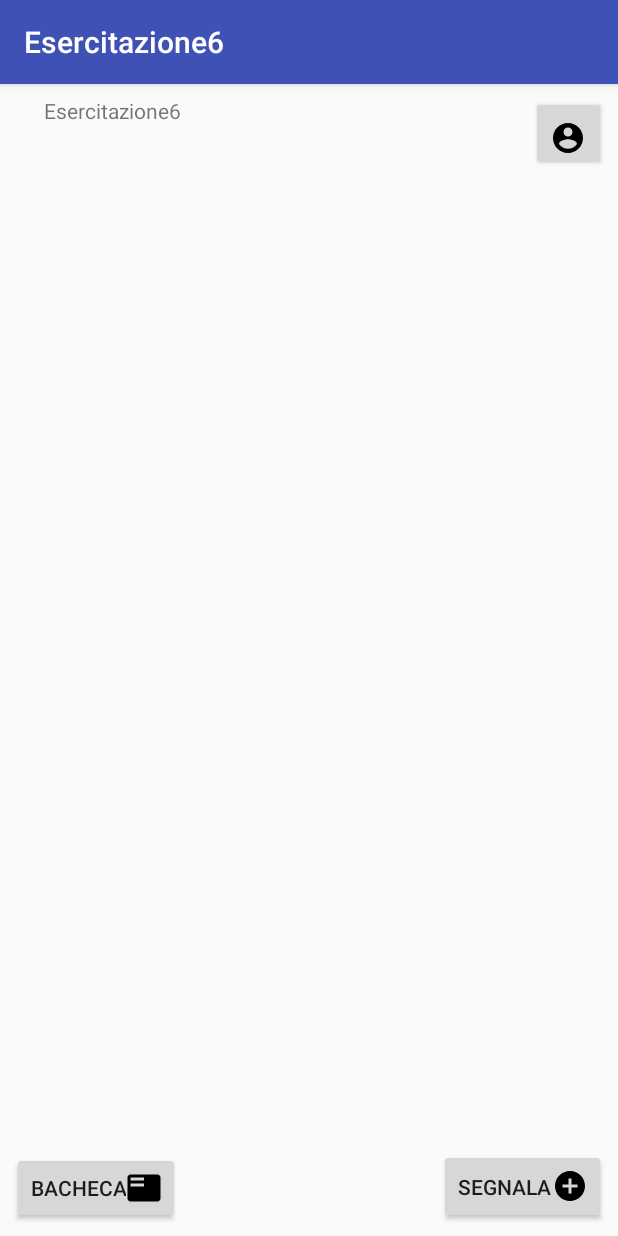
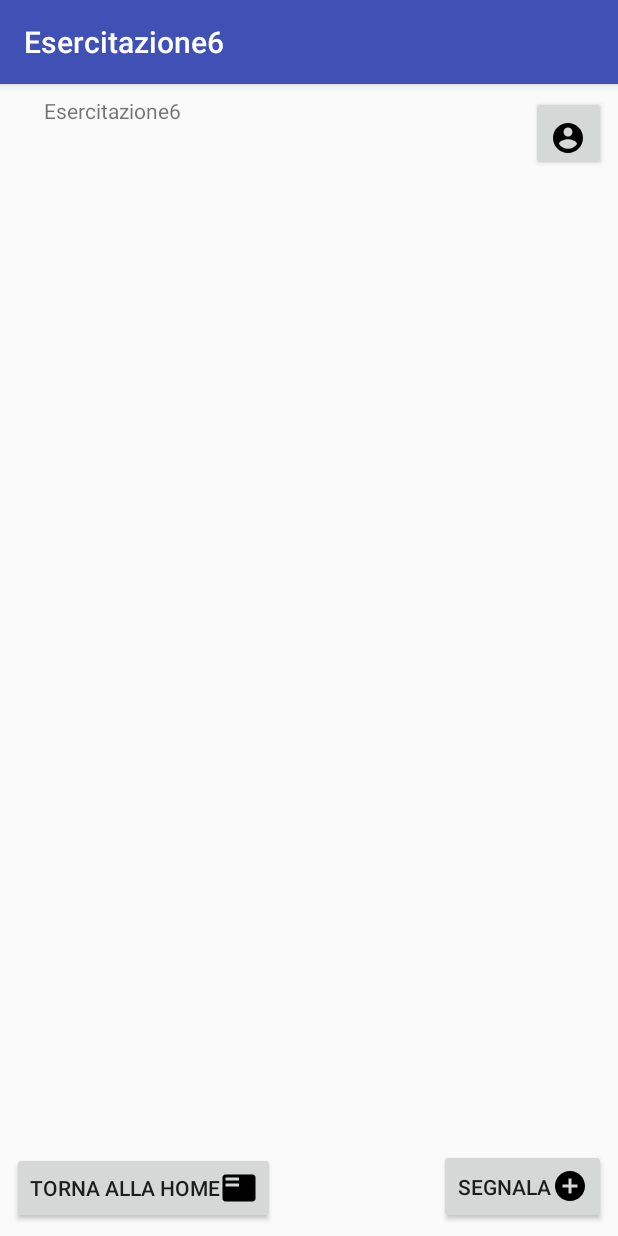
Before and after one commit to raffaelepalmiero95/Esercitazione6, an Android app: the screen it shows after launch (MainActivity), on a phone screen of 412 x 824 dp. Run offline under Robolectric (Android 15) with nearby library versions, the phone set to English and light mode, and no system bars.

Commit message:
Prova commit

```diff
--- a/app/src/main/res/layout/activity_main.xml
+++ b/app/src/main/res/layout/activity_main.xml
@@ -25,7 +25,7 @@
         android:layout_marginStart="8dp"
         android:layout_marginTop="8dp"
         android:drawableEnd="@drawable/icona_bacheca"
-        android:text="@string/bacheca"
+        android:text="@string/torna_alla_home"
         app:layout_constraintBottom_toBottomOf="parent"
         app:layout_constraintEnd_toStartOf="@+id/button_aggiungi_segnalazione"
         app:layout_constraintHorizontal_bias="0.0"
```
